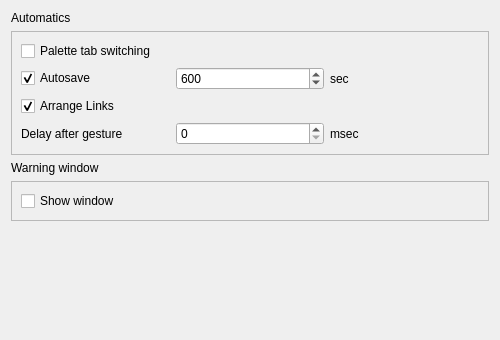
Old version of the form qrgui/dialogs/preferencesPages/behaviourPage.ui in the repository qreal/qreal.
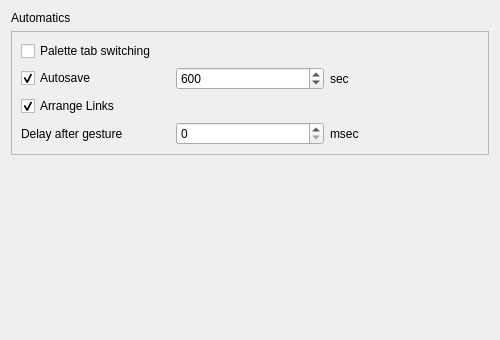
New version of the form.

Patch:
```diff
--- a/qrgui/dialogs/preferencesPages/behaviourPage.ui
+++ b/qrgui/dialogs/preferencesPages/behaviourPage.ui
@@ -116,32 +116,6 @@
      </layout>
     </widget>
    </item>
-   <item>
-    <widget class="QLabel" name="label_41">
-     <property name="text">
-      <string>Warning window</string>
-     </property>
-    </widget>
-   </item>
-   <item>
-    <widget class="QFrame" name="frame_17">
-     <property name="frameShape">
-      <enum>QFrame::StyledPanel</enum>
-     </property>
-     <property name="frameShadow">
-      <enum>QFrame::Raised</enum>
-     </property>
-     <layout class="QGridLayout" name="gridLayout_3">
-      <item row="0" column="0">
-       <widget class="QCheckBox" name="warningWindowBox">
-        <property name="text">
-         <string>Show window</string>
-        </property>
-       </widget>
-      </item>
-     </layout>
-    </widget>
-   </item>
    <item>
     <spacer name="verticalSpacer">
      <property name="orientation">
```
